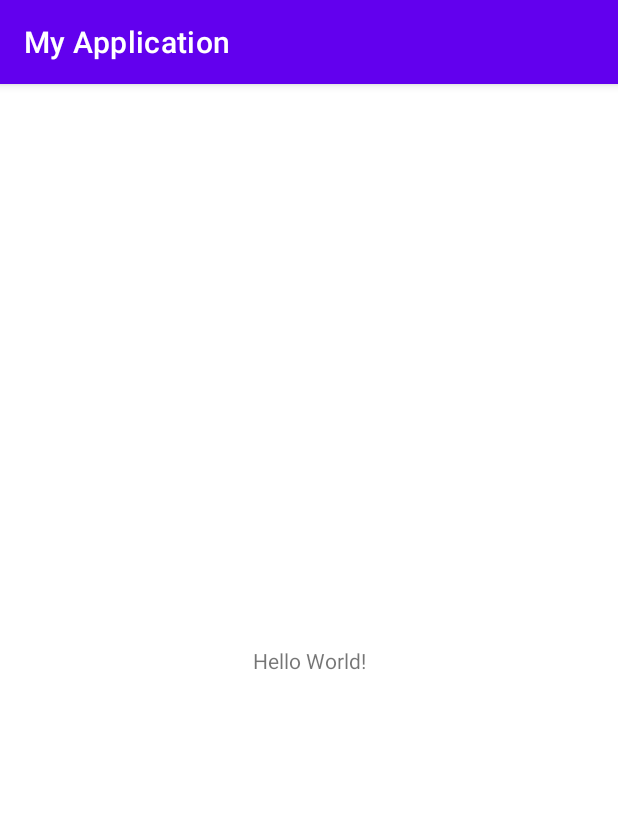
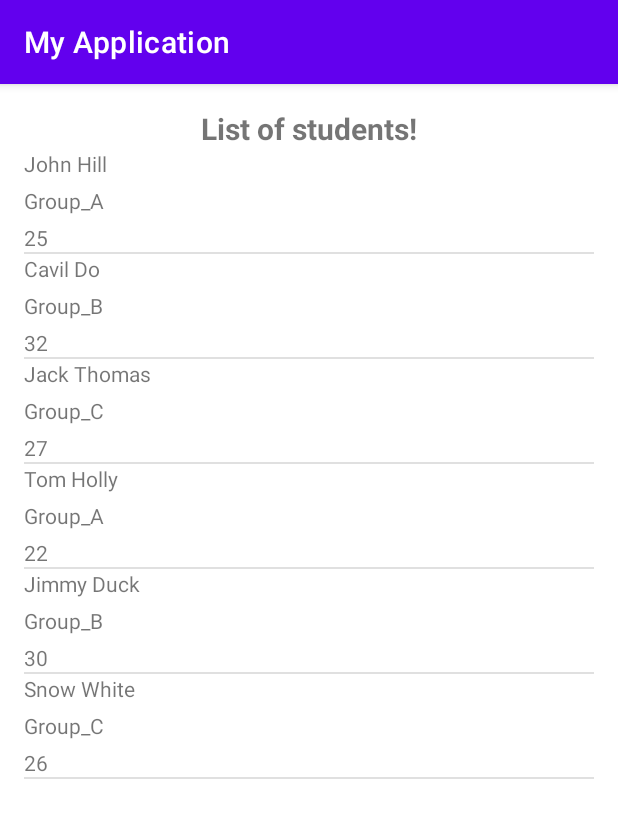
Before and after one commit to duongvh19/android, an Android app: the screen it shows after launch (MainActivity), on a phone screen of 412 x 824 dp. Shown: the top 818 px of the screen. Run offline under Robolectric (Android 15) with nearby library versions, the phone set to English and light mode, and no system bars.

Commit message:
[android] listview-arrayadapter

```diff
--- a/app/src/main/java/com/example/myapplication/MainActivity.java
+++ b/app/src/main/java/com/example/myapplication/MainActivity.java
@@ -3,12 +3,62 @@ package com.example.myapplication;
 import androidx.appcompat.app.AppCompatActivity;
 
 import android.os.Bundle;
+import android.view.View;
+import android.widget.AdapterView;
+import android.widget.ListView;
+import android.widget.Toast;
+
+import java.util.ArrayList;
+import java.util.List;
 
 public class MainActivity extends AppCompatActivity {
+
+    private ListView lvData;
+    private List<Student> students;
 
     @Override
     protected void onCreate(Bundle savedInstanceState) {
         super.onCreate(savedInstanceState);
         setContentView(R.layout.activity_main);
+
+        lvData = findViewById(R.id.lv_data);
+
+        Student s1 = new Student("John Hill", "Group_A", 25);
+        Student s2 = new Student("Cavil Do", "Group_B", 32);
+        Student s3 = new Student("Jack Thomas", "Group_C", 27);
+        Student s4 = new Student("Tom Holly", "Group_A", 22);
+        Student s5 = new Student("Jimmy Duck", "Group_B", 30);
+        Student s6 = new Student("Snow White", "Group_C", 26);
+
+
+        students = new ArrayList<>();
+        students.add(s1);
+        students.add(s2);
+        students.add(s3);
+        students.add(s4);
+        students.add(s5);
+        students.add(s6);
+
+
+        StudentAdapter adapter = new StudentAdapter(MainActivity.this, R.layout.list_item, students);
+        lvData.setAdapter(adapter);
+
+        lvData.setOnItemClickListener(new AdapterView.OnItemClickListener() {
+            @Override
+            public void onItemClick(AdapterView<?> parent, View view, int position, long id) {
+                Toast.makeText(MainActivity.this, "Click item " + position, Toast.LENGTH_SHORT).show();
+            }
+        });
+
+        lvData.setOnItemLongClickListener(new AdapterView.OnItemLongClickListener() {
+            @Override
+            public boolean onItemLongClick(AdapterView<?> parent, View view, int position, long id) {
+                Toast.makeText(MainActivity.this, "Remove item " + position, Toast.LENGTH_SHORT).show();
+                students.remove(position);
+                adapter.notifyDataSetChanged();
+                return false;
+            }
+        });
+
     }
 }
--- /dev/null
+++ b/app/src/main/java/com/example/myapplication/Student.java
@@ -0,0 +1,38 @@
+package com.example.myapplication;
+
+public class Student {
+
+    private String name;
+    private String group;
+    private int age;
+
+    public Student(String name, String group, int age) {
+        this.name = name;
+        this.group = group;
+        this.age = age;
+    }
+
+    public String getName() {
+        return name;
+    }
+
+    public void setName(String name) {
+        this.name = name;
+    }
+
+    public String getGroup() {
+        return group;
+    }
+
+    public void setGroup(String group) {
+        this.group = group;
+    }
+
+    public int getAge() {
+        return age;
+    }
+
+    public void setAge(int age) {
+        this.age = age;
+    }
+}
--- /dev/null
+++ b/app/src/main/java/com/example/myapplication/StudentAdapter.java
@@ -0,0 +1,50 @@
+package com.example.myapplication;
+
+import android.content.Context;
+import android.view.LayoutInflater;
+import android.view.View;
+import android.view.ViewGroup;
+import android.widget.ArrayAdapter;
+import android.widget.TextView;
+
+import java.util.List;
+
+import androidx.annotation.NonNull;
+import androidx.annotation.Nullable;
+
+public class StudentAdapter extends ArrayAdapter {
+
+    private final int layoutResource;
+    private final LayoutInflater layoutInflater;
+    private List<Student> students;
+
+    public StudentAdapter(@NonNull Context context, int resource, List<Student> students) {
+        super(context, resource);
+        this.students = students;
+        this.layoutResource = resource;
+        this.layoutInflater = LayoutInflater.from(context);
+    }
+
+    @Override
+    public int getCount() {
+        return students.size();
+    }
+
+    @NonNull
+    @Override
+    public View getView(int position, @Nullable View convertView, @NonNull ViewGroup parent) {
+        View view = layoutInflater.inflate(layoutResource, parent, false);
+
+        TextView tvName = (TextView) view.findViewById(R.id.tv_Name);
+        TextView tvGroup = (TextView) view.findViewById(R.id.tv_Group);
+        TextView tvAge = (TextView) view.findViewById(R.id.tv_Age);
+
+        Student currentStudent = students.get(position);
+
+        tvName.setText(currentStudent.getName());
+        tvGroup.setText(currentStudent.getGroup());
+        tvAge.setText(Integer.toString(currentStudent.getAge()));
+
+        return view;
+    }
+}
--- a/app/src/main/res/layout/activity_main.xml
+++ b/app/src/main/res/layout/activity_main.xml
@@ -1,18 +1,28 @@
 <?xml version="1.0" encoding="utf-8"?>
-<androidx.constraintlayout.widget.ConstraintLayout xmlns:android="http://schemas.android.com/apk/res/android"
+<LinearLayout xmlns:android="http://schemas.android.com/apk/res/android"
     xmlns:app="http://schemas.android.com/apk/res-auto"
     xmlns:tools="http://schemas.android.com/tools"
     android:layout_width="match_parent"
     android:layout_height="match_parent"
+    android:orientation="vertical"
+    android:layout_margin="16dp"
     tools:context=".MainActivity">
 
     <TextView
         android:layout_width="wrap_content"
         android:layout_height="wrap_content"
-        android:text="Hello World!"
+        android:text="List of students!"
+        android:layout_gravity="center"
+        android:textStyle="bold"
+        android:textSize="20sp"
         app:layout_constraintBottom_toBottomOf="parent"
         app:layout_constraintLeft_toLeftOf="parent"
         app:layout_constraintRight_toRightOf="parent"
         app:layout_constraintTop_toTopOf="parent" />
 
-</androidx.constraintlayout.widget.ConstraintLayout>
+    <ListView
+        android:id="@+id/lv_data"
+        android:layout_width="match_parent"
+        android:layout_height="match_parent"/>
+
+</LinearLayout>
--- /dev/null
+++ b/app/src/main/res/layout/list_item.xml
@@ -0,0 +1,28 @@
+<?xml version="1.0" encoding="utf-8"?>
+<RelativeLayout xmlns:android="http://schemas.android.com/apk/res/android"
+    android:layout_width="match_parent"
+    android:layout_height="match_parent"
+    android:layout_margin="16dp">
+
+    <TextView
+        android:id="@+id/tv_Name"
+        android:text="name"
+        android:layout_width="match_parent"
+        android:layout_height="wrap_content"/>
+
+    <TextView
+        android:id="@+id/tv_Group"
+        android:layout_marginTop="5dp"
+        android:layout_width="match_parent"
+        android:layout_height="wrap_content"
+        android:layout_below="@+id/tv_Name"/>
+
+    <TextView
+        android:id="@+id/tv_Age"
+        android:layout_marginTop="5dp"
+        android:layout_width="match_parent"
+        android:layout_height="wrap_content"
+        android:layout_below="@id/tv_Group"/>
+
+
+</RelativeLayout>
```
